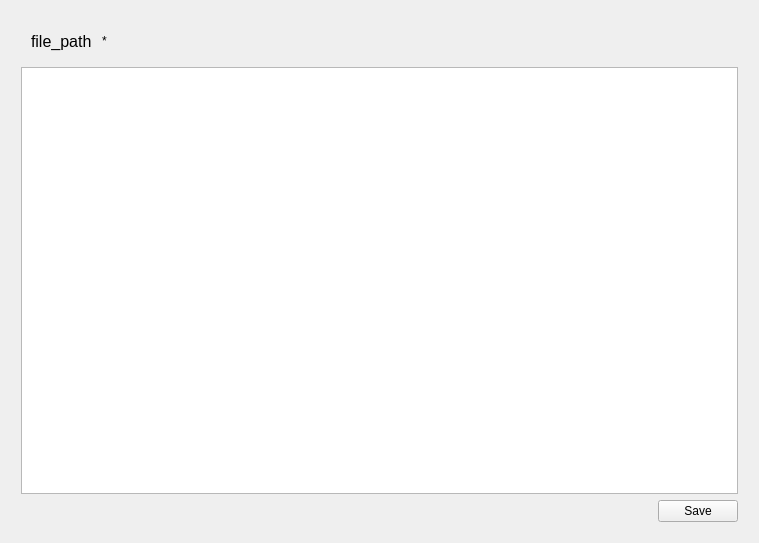
Qt form src/Components/TextFileEditor/FileEditor.ui (xuexiaolei1997/QTTool) before a commit.
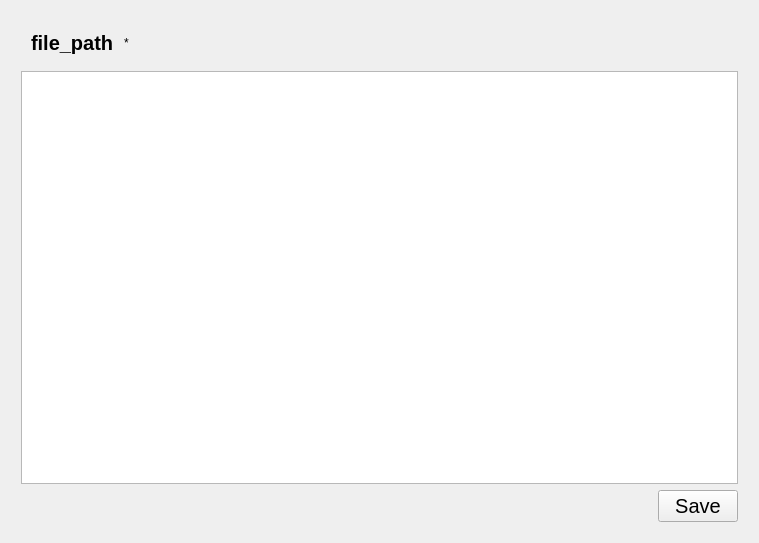
The same form after that commit.

Diff of the .ui file:
```diff
--- a/src/Components/TextFileEditor/FileEditor.ui
+++ b/src/Components/TextFileEditor/FileEditor.ui
@@ -49,7 +49,9 @@
         <widget class="QLabel" name="label_file_path">
          <property name="font">
           <font>
-           <pointsize>12</pointsize>
+           <pointsize>15</pointsize>
+           <weight>75</weight>
+           <bold>true</bold>
           </font>
          </property>
          <property name="text">
@@ -83,7 +85,7 @@
       <widget class="QTextEdit" name="textEdit_main_editor">
        <property name="font">
         <font>
-         <pointsize>10</pointsize>
+         <pointsize>12</pointsize>
         </font>
        </property>
        <property name="tabChangesFocus">
@@ -108,6 +110,11 @@
        </item>
        <item>
         <widget class="QPushButton" name="Button_save">
+         <property name="font">
+          <font>
+           <pointsize>15</pointsize>
+          </font>
+         </property>
          <property name="text">
           <string>Save</string>
          </property>
```
